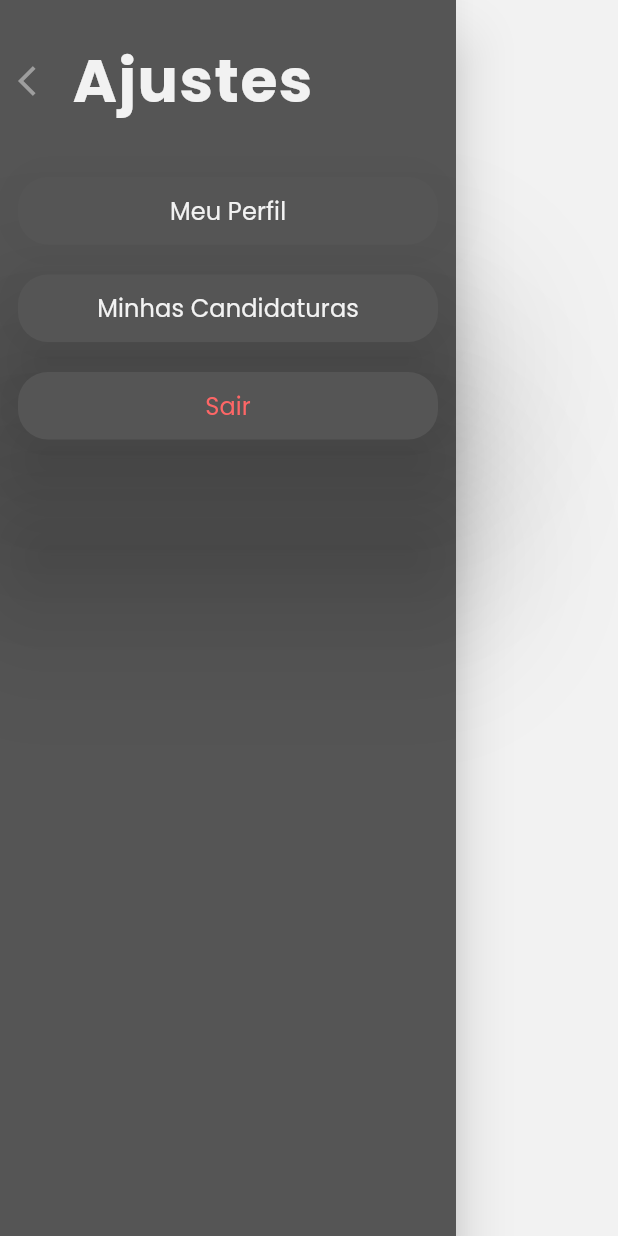
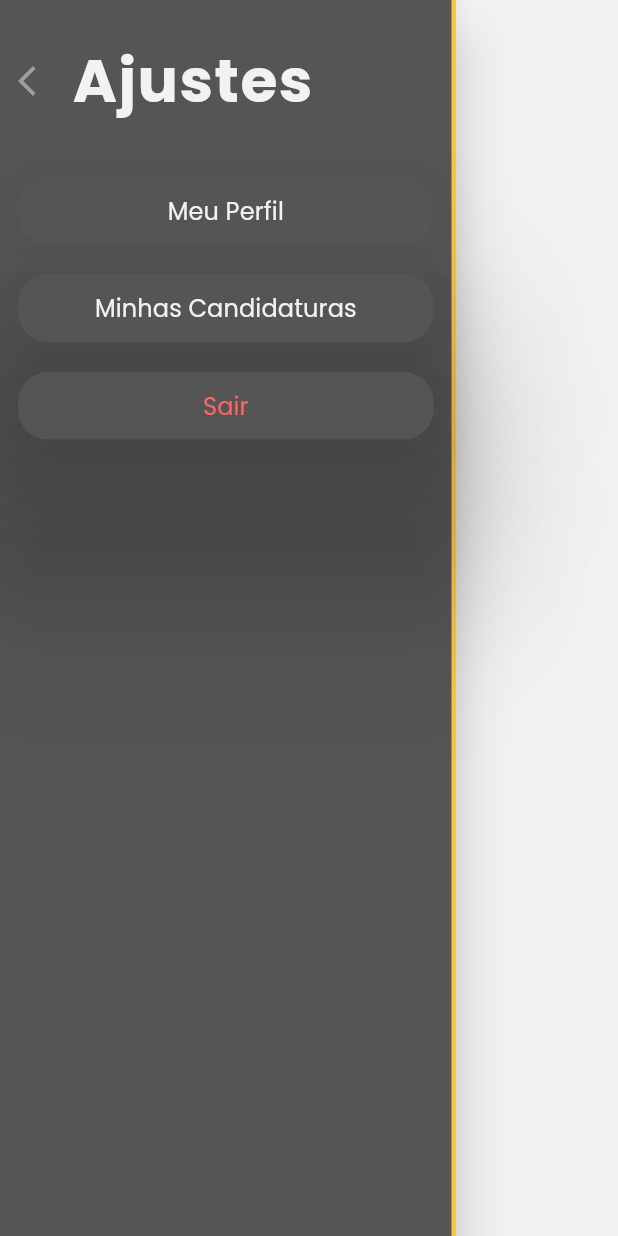
Before and after one commit to LaisBonin/daumhelp_app, a Flutter app: the SettingsDrawer widget shown alone on an empty page, opened directly, on a phone screen of 412 x 824 dp. Run offline on Flutter 3.47's test engine with Material 2 defaults, Android fonts, the phone set to English and light mode, and no system bars; our stand-ins replace firebase_core, google_fonts; accounts and stored records are empty.

Commit message:
Drawer correction

```diff
--- a/lib/main.dart
+++ b/lib/main.dart
@@ -26,8 +26,8 @@ class MyApp extends StatelessWidget {
       title: 'Flutter Demo',
       theme: HelpTheme.theme,
       //
-      home: const LoginPage(),
-      // home: const MyHomePage(title: 'Flutter Demo Home Page'),
+      // home: const LoginPage(),
+      home: const MyHomePage(title: 'Flutter Demo Home Page'),
     );
   }
 }
--- a/lib/pages/settings_drawer.dart
+++ b/lib/pages/settings_drawer.dart
@@ -1,6 +1,7 @@
 import 'package:daumhelp_app/widgets/button_drawer.dart';
 import 'package:daumhelp_app/widgets/dialog_box.dart';
 import 'package:daumhelp_app/widgets/return_button.dart';
+import 'package:daumhelp_app/widgets/theme_data.dart';
 import 'package:flutter/material.dart';
 
 class SettingsDrawer extends StatelessWidget {
@@ -10,10 +11,16 @@ class SettingsDrawer extends StatelessWidget {
   Widget build(BuildContext context) {
     return Drawer(
       backgroundColor: Theme.of(context).backgroundColor,
+      child: Container(
+        decoration:
+            BoxDecoration(
+              border: Border(right: BorderSide(width: 3, color: Theme.of(context).primaryColor))
+            ),
         child: ListView(
           children: [
             const SizedBox(
-            height: 24,),
+              height: 24,
+            ),
             Row(
               children: [
                 Column(
@@ -70,6 +77,7 @@ class SettingsDrawer extends StatelessWidget {
             )
           ],
         ),
+      ),
     );
   }
 }
```
Lines whose indentation alone changed are shown as unchanged.
